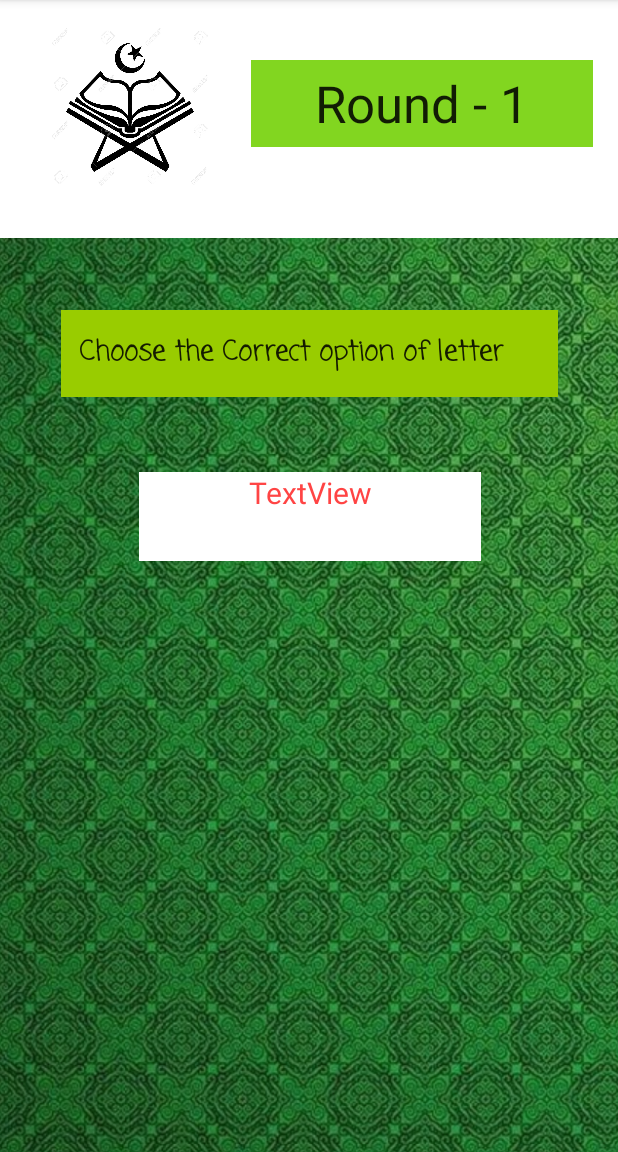
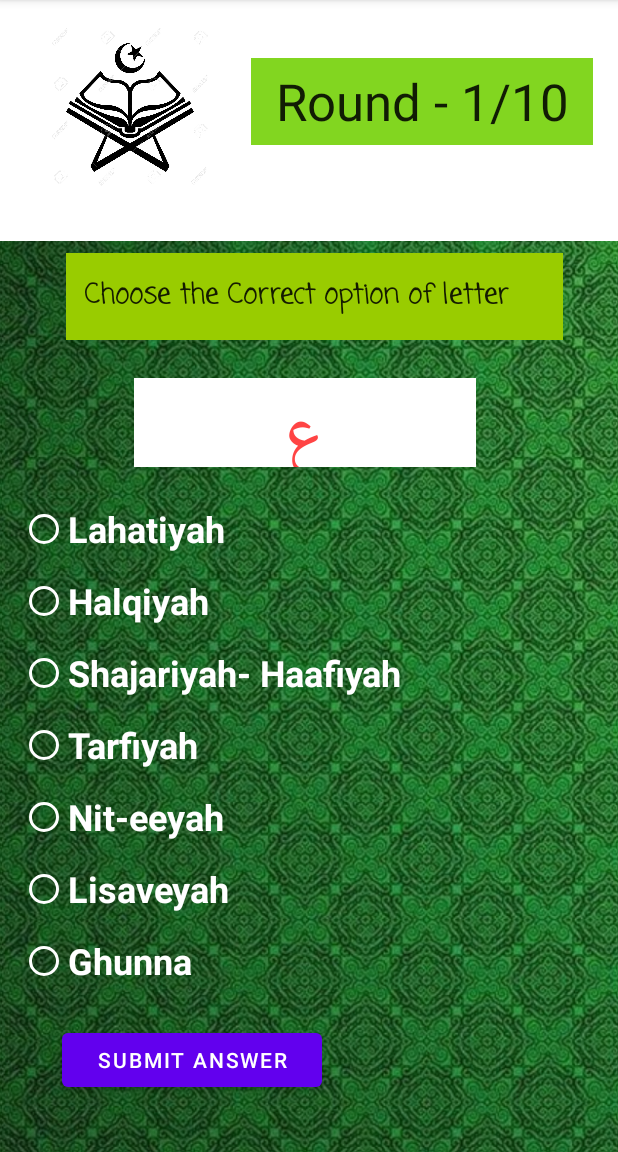
Before and after one commit to aliulali30/Assigment2_MakhrajAlHarufApp, an Android app: the CompetetionActivity screen opened directly, with no data from a screen before it, on a phone screen of 412 x 824 dp, the part 84-1236 px from its top. Run offline under Robolectric (Android 15) with nearby library versions, the light colour scheme and no system bars.

```diff
--- a/app/src/main/java/com/example/firstapp/CompetetionActivity.java
+++ b/app/src/main/java/com/example/firstapp/CompetetionActivity.java
@@ -3,12 +3,39 @@ package com.example.firstapp;
 import androidx.appcompat.app.AppCompatActivity;
 
 import android.os.Bundle;
+import android.view.View;
+import android.widget.Button;
+import android.widget.TextView;
+
+import java.util.Random;
 
 public class CompetetionActivity extends AppCompatActivity {
-
+     TextView CompText ;
+      Button btn;
     @Override
     protected void onCreate(Bundle savedInstanceState) {
         super.onCreate(savedInstanceState);
         setContentView(R.layout.activity_competetion);
+        char[] arbiAlphabet={'ا','ب','ت','ث','ج','ح','خ','د','ذ','ر','ز','س','ش','ص','ض','ط','ظ','ع','غ','ف','ق','ك','ل','م','ن','ه','و','ي'};
+       char temp=showCharacter(arbiAlphabet);
+       btn=findViewById(R.id.submitAns);
+       btn.setOnClickListener(new View.OnClickListener() {
+           @Override
+           public void onClick(View v) {
+              char temp= showCharacter(arbiAlphabet);
+           }
+       });
+
+    }
+
+    public char showCharacter(char[] arbiAlphabet){
+        Random random= new Random();
+        int rand=random.nextInt(29);
+        CompText=findViewById(R.id.textViewComp);
+        char ch = arbiAlphabet[rand];
+        String text="";
+        text+=ch;
+        CompText.setText(text);
+        return ch;
     }
 }
--- a/app/src/main/res/layout/activity_competetion.xml
+++ b/app/src/main/res/layout/activity_competetion.xml
@@ -23,13 +23,15 @@
         android:layout_height="58dp"
         android:layout_marginStart="10dp"
         android:layout_marginTop="40dp"
+        android:layout_marginBottom="73dp"
         android:background="@color/cardview_light_background"
         android:backgroundTint="#82D620"
         android:ems="10"
         android:inputType="textPersonName"
-        android:text="Round - 1"
+        android:text="Round - 1/10"
         android:textAlignment="center"
         android:textSize="34sp"
+        app:layout_constraintBottom_toTopOf="@+id/editTextTextPersonName5"
         app:layout_constraintEnd_toEndOf="parent"
         app:layout_constraintHorizontal_bias="0.111"
         app:layout_constraintStart_toEndOf="@+id/imageView2"
@@ -42,16 +44,18 @@
         android:cropToPadding="true"
         app:layout_constraintBottom_toBottomOf="parent"
         app:layout_constraintEnd_toEndOf="parent"
-        app:layout_constraintHorizontal_bias="0.471"
+        app:layout_constraintHorizontal_bias="0.262"
         app:layout_constraintStart_toStartOf="parent"
         app:layout_constraintTop_toTopOf="parent"
-        app:layout_constraintVertical_bias="0.2"
+        app:layout_constraintVertical_bias="0.196"
         app:srcCompat="@drawable/back" />
 
     <EditText
         android:id="@+id/editTextTextPersonName5"
         android:layout_width="331dp"
         android:layout_height="58dp"
+        android:layout_marginTop="10dp"
+        android:layout_marginBottom="10dp"
         android:background="@color/white"
         android:backgroundTint="@android:color/holo_green_light"
         android:ems="10"
@@ -61,22 +65,122 @@
         android:textStyle="bold"
         app:layout_constraintBottom_toBottomOf="parent"
         app:layout_constraintEnd_toEndOf="parent"
+        app:layout_constraintHorizontal_bias="0.544"
         app:layout_constraintStart_toStartOf="parent"
         app:layout_constraintTop_toTopOf="parent"
-        app:layout_constraintVertical_bias="0.291" />
+        app:layout_constraintVertical_bias="0.23" />
 
     <TextView
-        android:id="@+id/textView"
+        android:id="@+id/textViewComp"
         android:layout_width="228dp"
         android:layout_height="59dp"
         android:layout_marginTop="50dp"
+        android:layout_marginBottom="5dp"
         android:background="@android:color/white"
         android:text="TextView"
         android:textAlignment="center"
         android:textColor="@android:color/holo_red_light"
-        android:textSize="20sp"
+        android:textSize="48sp"
+        app:layout_constraintBottom_toTopOf="@+id/radioGroup"
         app:layout_constraintEnd_toEndOf="@+id/editTextTextPersonName5"
+        app:layout_constraintHorizontal_bias="0.436"
         app:layout_constraintStart_toStartOf="@+id/editTextTextPersonName5"
         app:layout_constraintTop_toBottomOf="@+id/editTextTextPersonName5" />
 
+    <RadioGroup
+        android:id="@+id/radioGroup"
+        android:layout_width="384dp"
+        android:layout_height="334dp"
+        android:layout_marginTop="12dp"
+        android:layout_marginBottom="130dp"
+        app:layout_constraintBottom_toBottomOf="parent"
+        app:layout_constraintEnd_toEndOf="parent"
+        app:layout_constraintHorizontal_bias="0.466"
+        app:layout_constraintStart_toStartOf="parent"
+        app:layout_constraintTop_toBottomOf="@+id/textViewComp">
+
+        <RadioButton
+            android:id="@+id/radioButton"
+            android:layout_width="match_parent"
+            android:layout_height="48dp"
+            android:buttonTint="@android:color/white"
+            android:text="Lahatiyah"
+            android:textColor="@android:color/white"
+            android:textSize="24sp"
+            android:textStyle="bold" />
+
+        <RadioButton
+            android:id="@+id/radioButton2"
+            android:layout_width="match_parent"
+            android:layout_height="48dp"
+            android:buttonTint="@android:color/white"
+            android:text="Halqiyah"
+            android:textColor="@android:color/white"
+            android:textSize="24sp"
+            android:textStyle="bold" />
+
+        <RadioButton
+            android:id="@+id/radioButton3"
+            android:layout_width="match_parent"
+            android:layout_height="48dp"
+            android:buttonTint="@android:color/white"
+            android:text="Shajariyah- Haafiyah"
+            android:textColor="@android:color/white"
+            android:textSize="24sp"
+            android:textStyle="bold" />
+
+        <RadioButton
+            android:id="@+id/radioButton4"
+            android:layout_width="match_parent"
+            android:layout_height="48dp"
+            android:buttonTint="@android:color/white"
+            android:text="Tarfiyah"
+            android:textColor="@android:color/white"
+            android:textSize="24sp"
+            android:textStyle="bold" />
+
+        <RadioButton
+            android:id="@+id/radioButton5"
+            android:layout_width="match_parent"
+            android:layout_height="48dp"
+            android:buttonTint="@android:color/white"
+            android:text="Nit-eeyah"
+            android:textColor="@android:color/white"
+            android:textSize="24sp"
+            android:textStyle="bold" />
+
+        <RadioButton
+            android:id="@+id/radioButton6"
+            android:layout_width="match_parent"
+            android:layout_height="48dp"
+            android:buttonTint="@android:color/white"
+            android:text="Lisaveyah"
+            android:textColor="@android:color/white"
+            android:textSize="24sp"
+            android:textStyle="bold" />
+
+        <RadioButton
+            android:id="@+id/radioButton7"
+            android:layout_width="match_parent"
+            android:layout_height="48dp"
+            android:buttonTint="@android:color/white"
+            android:text="Ghunna"
+            android:textColor="@android:color/white"
+            android:textSize="24sp"
+            android:textStyle="bold" />
+    </RadioGroup>
+
+    <Button
+        android:id="@+id/submitAns"
+        android:layout_width="173dp"
+        android:layout_height="48dp"
+        android:layout_marginTop="20dp"
+        android:text="Submit Answer"
+        app:layout_constraintBottom_toBottomOf="parent"
+        app:layout_constraintEnd_toEndOf="parent"
+        app:layout_constraintHorizontal_bias="0.174"
+        app:layout_constraintStart_toStartOf="parent"
+        app:layout_constraintTop_toBottomOf="@+id/radioGroup"
+        app:layout_constraintVertical_bias="0.0" />
+
 </androidx.constraintlayout.widget.ConstraintLayout>
--- a/app/src/main/res/layout/activity_main.xml
+++ b/app/src/main/res/layout/activity_main.xml
@@ -13,25 +13,24 @@
         android:text="مخریج الحروف مقابلہ "
         android:textSize="34sp"
         app:layout_constraintBottom_toBottomOf="parent"
-        app:layout_constraintHorizontal_bias="0.391"
+        app:layout_constraintHorizontal_bias="0.21"
         app:layout_constraintLeft_toLeftOf="parent"
         app:layout_constraintRight_toRightOf="parent"
         app:layout_constraintTop_toTopOf="parent"
-        app:layout_constraintVertical_bias="0.35" />
+        app:layout_constraintVertical_bias="0.355" />
 
     <Button
         android:id="@+id/btn1"
         android:layout_width="171dp"
         android:layout_height="52dp"
         android:layout_marginTop="50dp"
-        android:layout_marginBottom="150dp"
+        android:layout_marginBottom="3dp"
         android:text="Competition "
-        app:layout_constraintBottom_toBottomOf="parent"
+        app:layout_constraintBottom_toTopOf="@+id/button"
         app:layout_constraintEnd_toEndOf="parent"
-        app:layout_constraintHorizontal_bias="0.52"
+        app:layout_constraintHorizontal_bias="0.516"
         app:layout_constraintStart_toStartOf="parent"
-        app:layout_constraintTop_toBottomOf="@+id/editTextTextPersonName2"
-        app:layout_constraintVertical_bias="0.0" />
+        app:layout_constraintTop_toBottomOf="@+id/editTextTextPersonName2" />
 
     <EditText
         android:id="@+id/editTextTextPersonName"
@@ -49,8 +48,8 @@
 
     <Button
         android:id="@+id/button"
-        android:layout_width="wrap_content"
-        android:layout_height="wrap_content"
+        android:layout_width="171dp"
+        android:layout_height="52dp"
         android:layout_marginTop="5dp"
         android:layout_marginBottom="5dp"
         android:text="Practice Round"
@@ -63,8 +62,8 @@
 
     <Button
         android:id="@+id/button2"
-        android:layout_width="169dp"
-        android:layout_height="48dp"
+        android:layout_width="171dp"
+        android:layout_height="52dp"
         android:layout_marginTop="5dp"
         android:text="User Guide"
         app:layout_constraintBottom_toBottomOf="parent"
```
